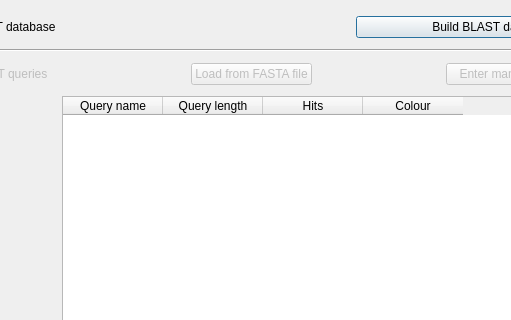
First picture: the form in ui/blastsearchdialog.ui, repository rrwick/Bandage, before the edit; both pictures show x 156 to 667 and y 0 to 320 of the 1068 by 753 pixel window.
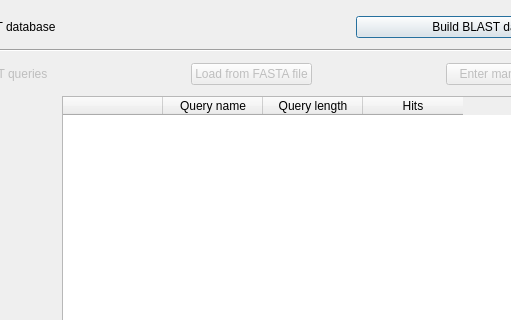
Second picture: the form after the edit. Custom widgets are drawn as their Qt base class.

Commit message: Add colour buttons to Blast query list

Diff of the .ui file:
```diff
--- a/ui/blastsearchdialog.ui
+++ b/ui/blastsearchdialog.ui
@@ -535,6 +535,11 @@
    </item>
    <item row="4" column="2">
     <widget class="MyTableWidget" name="blastQueriesTableWidget">
+     <column>
+      <property name="text">
+       <string/>
+      </property>
+     </column>
      <column>
       <property name="text">
        <string>Query name</string>
@@ -550,11 +555,6 @@
        <string>Hits</string>
       </property>
      </column>
-     <column>
-      <property name="text">
-       <string>Colour</string>
-      </property>
-     </column>
     </widget>
    </item>
    <item row="11" column="1">
```
The commit also changes 7 other files.
